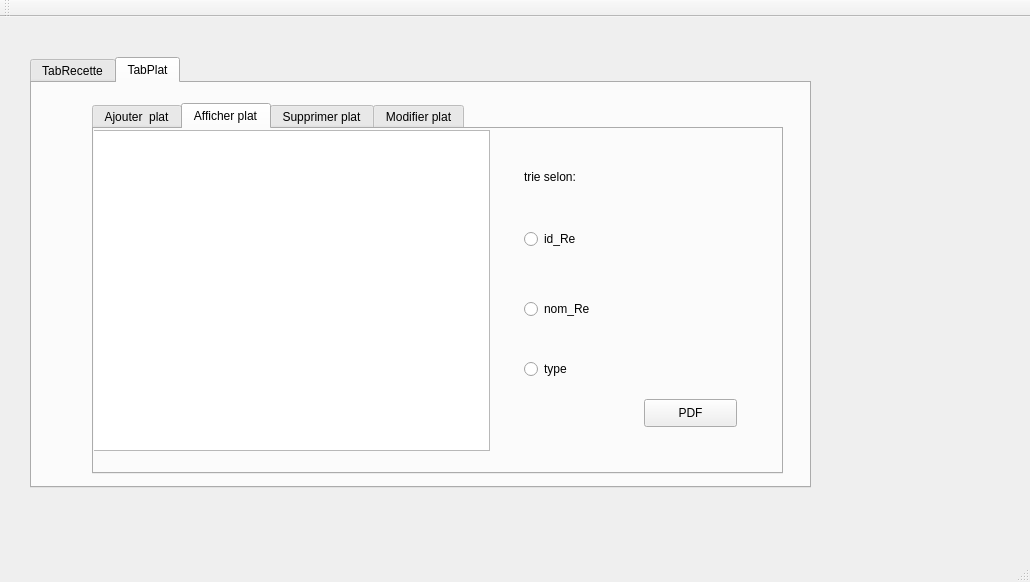
The window that mainwindow.ui (ImenBenMansour/Smart_Restaurant_2A21) describes before a commit, drawn with Qt 5.
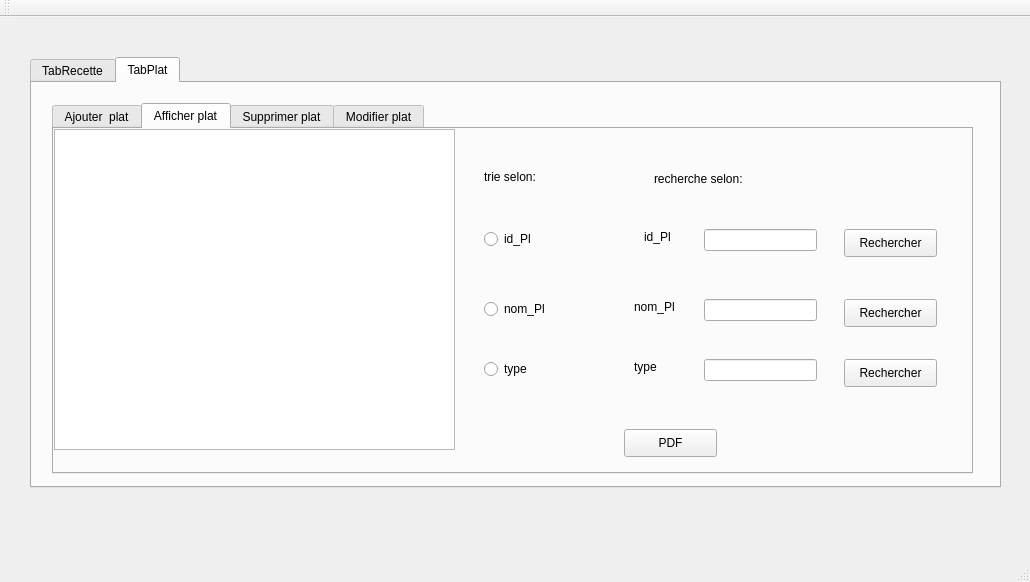
The same window after the commit. The open tabs and pages were chosen to show the change.

```diff
--- a/mainwindow.ui
+++ b/mainwindow.ui
@@ -19,7 +19,7 @@
      <rect>
       <x>30</x>
       <y>40</y>
-      <width>781</width>
+      <width>971</width>
       <height>431</height>
      </rect>
     </property>
@@ -340,9 +340,9 @@
      <widget class="QTabWidget" name="tabPLat_1">
       <property name="geometry">
        <rect>
-        <x>60</x>
+        <x>20</x>
         <y>20</y>
-        <width>691</width>
+        <width>921</width>
         <height>371</height>
        </rect>
       </property>
@@ -489,8 +489,8 @@
        <widget class="QTableView" name="tabplat">
         <property name="geometry">
          <rect>
-          <x>-5</x>
-          <y>1</y>
+          <x>0</x>
+          <y>0</y>
           <width>401</width>
           <height>321</height>
          </rect>
@@ -519,7 +519,7 @@
          </rect>
         </property>
         <property name="text">
-         <string>id_Re</string>
+         <string>id_Pl</string>
         </property>
        </widget>
        <widget class="QRadioButton" name="rb_tn">
@@ -532,7 +532,7 @@
          </rect>
         </property>
         <property name="text">
-         <string>nom_Re</string>
+         <string>nom_Pl</string>
         </property>
        </widget>
        <widget class="QRadioButton" name="rb_tt">
@@ -551,8 +551,8 @@
        <widget class="QPushButton" name="pb_pdf">
         <property name="geometry">
          <rect>
-          <x>550</x>
-          <y>270</y>
+          <x>570</x>
+          <y>300</y>
           <width>93</width>
           <height>28</height>
          </rect>
@@ -561,6 +561,127 @@
          <string>PDF</string>
         </property>
        </widget>
+       <widget class="QLabel" name="label_31">
+        <property name="geometry">
+         <rect>
+          <x>600</x>
+          <y>40</y>
+          <width>111</width>
+          <height>20</height>
+         </rect>
+        </property>
+        <property name="text">
+         <string>recherche selon:</string>
+        </property>
+       </widget>
+       <widget class="QLineEdit" name="le_id_Plr">
+        <property name="geometry">
+         <rect>
+          <x>650</x>
+          <y>100</y>
+          <width>113</width>
+          <height>22</height>
+         </rect>
+        </property>
+       </widget>
+       <widget class="QLineEdit" name="le_nom_plr">
+        <property name="geometry">
+         <rect>
+          <x>650</x>
+          <y>170</y>
+          <width>113</width>
+          <height>22</height>
+         </rect>
+        </property>
+       </widget>
+       <widget class="QLineEdit" name="le_typer">
+        <property name="geometry">
+         <rect>
+          <x>650</x>
+          <y>230</y>
+          <width>113</width>
+          <height>22</height>
+         </rect>
+        </property>
+       </widget>
+       <widget class="QLabel" name="label_32">
+        <property name="geometry">
+         <rect>
+          <x>590</x>
+          <y>100</y>
+          <width>55</width>
+          <height>16</height>
+         </rect>
+        </property>
+        <property name="text">
+         <string>id_Pl</string>
+        </property>
+       </widget>
+       <widget class="QLabel" name="label_33">
+        <property name="geometry">
+         <rect>
+          <x>580</x>
+          <y>170</y>
+          <width>55</width>
+          <height>16</height>
+         </rect>
+        </property>
+        <property name="text">
+         <string>nom_Pl</string>
+        </property>
+       </widget>
+       <widget class="QLabel" name="label_34">
+        <property name="geometry">
+         <rect>
+          <x>580</x>
+          <y>230</y>
+          <width>55</width>
+          <height>16</height>
+         </rect>
+        </property>
+        <property name="text">
+         <string>type</string>
+        </property>
+       </widget>
+       <widget class="QPushButton" name="pb_rid">
+        <property name="geometry">
+         <rect>
+          <x>790</x>
+          <y>100</y>
+          <width>93</width>
+          <height>28</height>
+         </rect>
+        </property>
+        <property name="text">
+         <string>Rechercher</string>
+        </property>
+       </widget>
+       <widget class="QPushButton" name="pb_rn">
+        <property name="geometry">
+         <rect>
+          <x>790</x>
+          <y>170</y>
+          <width>93</width>
+          <height>28</height>
+         </rect>
+        </property>
+        <property name="text">
+         <string>Rechercher</string>
+        </property>
+       </widget>
+       <widget class="QPushButton" name="pb_rt">
+        <property name="geometry">
+         <rect>
+          <x>790</x>
+          <y>230</y>
+          <width>93</width>
+          <height>28</height>
+         </rect>
+        </property>
+        <property name="text">
+         <string>Rechercher</string>
+        </property>
+       </widget>
       </widget>
       <widget class="QWidget" name="tab_13">
        <attribute name="title">
```
Left out of the diff: 2 changed lines with no effect on the pictures.
